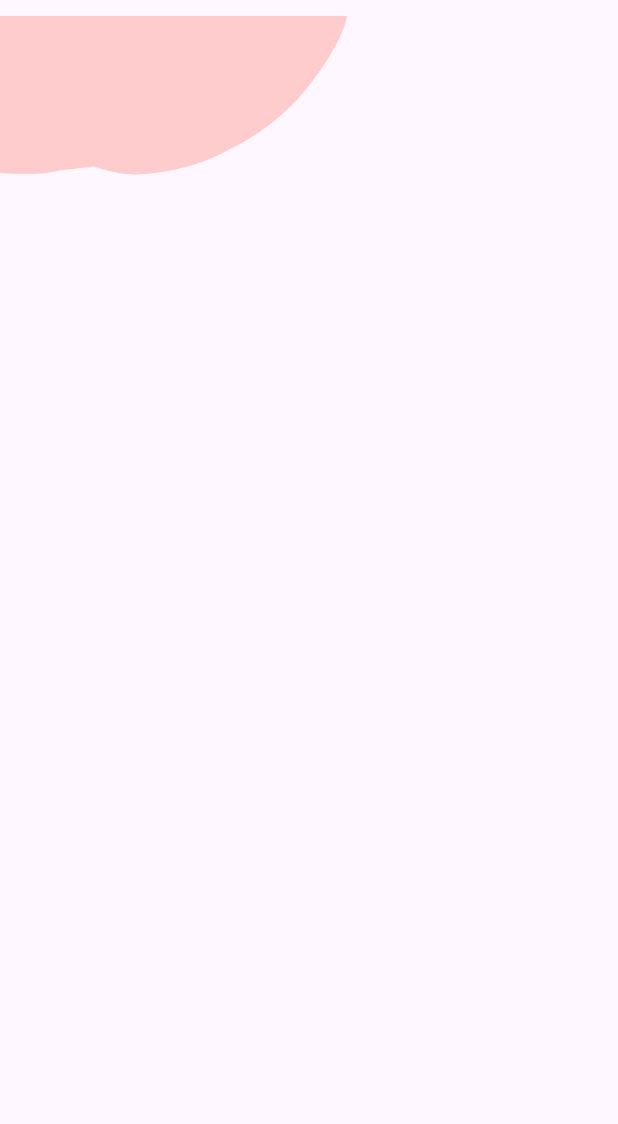
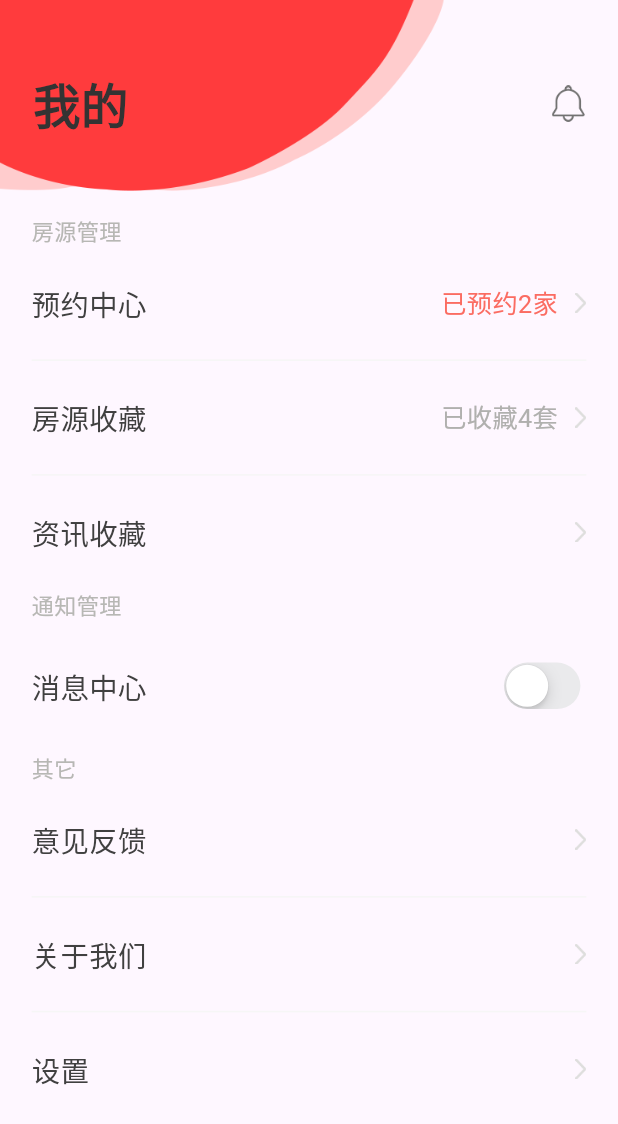
Before and after one commit to aka-zoe/starfish_app, a Flutter app: the MinePage screen opened directly, on a phone screen of 412 x 824 dp. Shown: the top 1124 px of the screen. Run offline on Flutter 3.47's test engine with Material 3 defaults, Android fonts, the phone set to English and light mode, and no system bars; drawn by our look-alikes of oktoast; our stand-ins replace cached_network_image, dio, flutter_html, flutter_screenutil, flutter_swiper_view, plugin_platform_interface and 2 more; missing offline and left inert: flutter_inappwebview; network calls fail.

Commit message:
feat - 1

```diff
--- a/starfish_app/lib/http/socket/socket_resp.dart
+++ b/starfish_app/lib/http/socket/socket_resp.dart
@@ -10,7 +10,7 @@ class SocketResp {
   });
 
   SocketResp.fromJson(dynamic json) {
-    if(json is Map){
+    if (json != null && json is Map) {
       code = json['code'];
       message = json['message'];
       body = json['body'];
@@ -19,7 +19,7 @@ class SocketResp {
 
   num? code;
   String? message;
-  String? body;
+  dynamic body;
 
   Map<String, dynamic> toJson() {
     final map = <String, dynamic>{};
--- a/starfish_app/lib/http/socket/web_socket_instance.dart
+++ b/starfish_app/lib/http/socket/web_socket_instance.dart
@@ -12,7 +12,7 @@ class WebSocketInstance {
 
   void connectSocket() {
     socketChannel =
-        WebSocketChannel.connect(Uri.parse("ws://172.25.12.108:9900/api/websocket/99999"));
+        WebSocketChannel.connect(Uri.parse("ws://172.25.12.108:9025/api/websocket/12345678"));
     var stream = socketChannel?.stream;
     stream?.listen((event) {
       print("WebSocketInstance event=$event");
@@ -21,6 +21,8 @@ class WebSocketInstance {
         var socketResp = SocketResp.fromJson(jsonDecode(event));
         if (socketResp.code?.toInt() == 333) {
           sendMessage(event);
+        }else if(socketResp.code?.toInt() == 666){
+
         }
       } catch (e) {
         print("WebSocketInstance e=$e");
--- a/starfish_app/lib/pages/house_res/house_resource_page.dart
+++ b/starfish_app/lib/pages/house_res/house_resource_page.dart
@@ -39,6 +39,7 @@ class _HouseResourcePageState extends State<HouseResourcePage> {
           return _resourceVm;
         },
         child: Scaffold(
+          backgroundColor: Colors.white,
             body: SafeArea(
           child: Padding(
             padding: EdgeInsets.symmetric(horizontal: 14.w),
--- a/starfish_app/lib/pages/mine/mine_page.dart
+++ b/starfish_app/lib/pages/mine/mine_page.dart
@@ -2,6 +2,8 @@ import 'package:flutter/cupertino.dart';
 import 'package:flutter/material.dart';
 import 'package:flutter_screenutil/flutter_screenutil.dart';
 import 'package:starfish_tenement_app/common_ui/title/app_title.dart';
+import 'package:starfish_tenement_app/pages/login/login_page.dart';
+import 'package:starfish_tenement_app/route/route_utils.dart';
 import 'package:starfish_tenement_app/styles/app_colors.dart';
 
 class MinePage extends StatefulWidget {
@@ -12,48 +14,155 @@ class MinePage extends StatefulWidget {
 }
 
 class _MinePageState extends State<MinePage> {
+  bool switchValue = false;
+
   @override
   Widget build(BuildContext context) {
     return Scaffold(
       body: SafeArea(
         child: Column(
+          crossAxisAlignment: CrossAxisAlignment.start,
+          mainAxisAlignment: MainAxisAlignment.start,
           children: [
-            Image.asset("assets/images/icon_mine_bg_01.png",
-                height: 121.h, width: 220.w),
-            // _header()
+            _header(onMessageTap: (){
+              RouteUtils.push(context, LoginPage());
+            }),
+            15.verticalSpace,
+            Padding(
+                padding: EdgeInsets.only(left: 20.w, right: 20.w),
+                child: Column(
+                    crossAxisAlignment: CrossAxisAlignment.start,
+                    mainAxisAlignment: MainAxisAlignment.start,
+                    children: [
+                      AppText(
+                        text: "房源管理",
+                        textColor: const Color(0xFFb7b7b4),
+                        fontSize: 14.sp,
+                      ),
+                      _mineItemWidget(
+                          title: "预约中心",
+                          subtitle: "已预约2家",
+                          subTitleColor: AppColors.textColor62,
+                          showBottomLine: true,
+                          onItemTap: () {}),
+                      _mineItemWidget(
+                          title: "房源收藏",
+                          subtitle: "已收藏4套",
+                          subTitleColor: AppColors.textColorAE,
+                          showBottomLine: true),
+                      _mineItemWidget(title: "资讯收藏", onItemTap: () {}),
+                      AppText(
+                        text: "通知管理",
+                        textColor: const Color(0xFFb7b7b4),
+                        fontSize: 14.sp,
+                      ),
+                      _mineItemWidget(
+                          title: "消息中心",
+                          showSwitch: true,
+                          switchValue: switchValue,
+                          switchCallback: (value) {
+                            switchValue = value;
+                            setState(() {});
+                          }),
+                      AppText(
+                        text: "其它",
+                        textColor: const Color(0xFFb7b7b4),
+                        fontSize: 14.sp,
+                      ),
+                      _mineItemWidget(title: "意见反馈", showBottomLine: true, onItemTap: () {}),
+                      _mineItemWidget(title: "关于我们", showBottomLine: true, onItemTap: () {}),
+                      _mineItemWidget(title: "设置", onItemTap: () {}),
+                    ]))
           ],
         ),
       ),
     );
   }
 
-  Widget _header() {
-    return Container(
+  ///头布局
+  Widget _header({GestureTapCallback? onMessageTap}) {
+    return SizedBox(
+        width: double.infinity,
         height: 121.h,
+        child: Stack(children: [
+          //红色背景色块
+          Container(
+              width: double.infinity,
+              height: 121.h,
+              padding: EdgeInsets.only(right: 110.w),
               child: Stack(
                 children: [
+                  Image.asset("assets/images/icon_mine_bg_01.png",
+                      fit: BoxFit.fill, height: double.infinity, width: double.infinity),
                   Padding(
-                padding: EdgeInsets.only(right: 110.w),
-                child: Image.asset("assets/images/icon_mine_bg_01.png",
-                    height: double.infinity, width: double.infinity)),
-            Padding(
-                padding: EdgeInsets.only(right: 129.w),
+                      padding: EdgeInsets.only(right: 19.w),
                       child: Image.asset("assets/images/icon_mine_bg_02.png",
-                    height: double.infinity, width: double.infinity)),
-            Padding(
-                padding: EdgeInsets.only(left: 21.w, right: 21.w, bottom: 34.h),
-                child: Row(
+                          fit: BoxFit.fill, height: double.infinity, width: double.infinity))
+                ],
+              )),
+          //文字和消息按钮
+          Column(children: [
+            const Expanded(child: SizedBox()),
+            Row(
               children: [
+                21.horizontalSpace,
                 AppText(
                     text: "我的",
                     fontSize: 30.sp,
                     fontWeight: FontWeight.w600,
                     textColor: AppColors.textColor33),
-                    Expanded(child: SizedBox()),
-                    Image.asset("assets/images/icon_mine_lingdang.png", width: 21.w, height: 23.h)
+                const Expanded(child: SizedBox()),
+                GestureDetector(
+                    onTap: onMessageTap,
+                    child: Image.asset("assets/images/icon_mine_lingdang.png",
+                        width: 21.w, height: 23.h)),
+                21.horizontalSpace
               ],
-                ))
+            ),
+            34.verticalSpace,
+          ]),
+        ]));
+  }
+
+  Widget _mineItemWidget(
+      {String? title,
+      String? subtitle,
+      Color? subTitleColor,
+      bool? showSwitch,
+      bool? switchValue,
+      ValueChanged<bool>? switchCallback,
+      GestureTapCallback? onItemTap,
+      bool? showBottomLine}) {
+    return GestureDetector(
+        onTap: onItemTap,
+        child: Container(
+          decoration: showBottomLine == true
+              ? BoxDecoration(
+                  border: Border(bottom: BorderSide(color: AppColors.textColorF6, width: 1.h)))
+              : null,
+          padding: EdgeInsets.only(top: 23.h, bottom: 23.h),
+          child: Row(
+            children: [
+              //标题
+              AppText(text: title ?? "", textColor: AppColors.textColor40, fontSize: 18.sp),
+              const Expanded(child: SizedBox()),
+              //副标题，为空就不显示
+              AppText(text: subtitle ?? "", textColor: subTitleColor, fontSize: 16.sp),
+              11.horizontalSpace,
+
+              //是否显示开关组件还是箭头组件
+              showSwitch == true
+                  ? CupertinoSwitch(
+                      value: switchValue ?? false,
+                      onChanged: switchCallback,
+                      activeColor: const Color(0xffeaeaec),
+                      trackColor: const Color(0xffeaeaec),
+                      thumbColor: Colors.white,
+                    )
+                  : Image.asset("assets/images/icon_right_arrow_grey.png",
+                      width: 7.w, height: 13.h, fit: BoxFit.fill)
             ],
+          ),
         ));
   }
 }
--- a/starfish_app/lib/route/routes.dart
+++ b/starfish_app/lib/route/routes.dart
@@ -1,5 +1,6 @@
 import 'package:flutter/cupertino.dart';
 import 'package:flutter/material.dart';
+import 'package:starfish_tenement_app/pages/login/login_page.dart';
 import 'package:starfish_tenement_app/pages/news_type/news_type_page.dart';
 
 import '../pages/tab_page.dart';
@@ -14,6 +15,9 @@ class Routes {
       //资讯分类页
       case RoutePath.newsTypePage:
         return pageRoute(const NewsTypePage(), settings: settings);
+      //登录页
+      case RoutePath.login:
+        return pageRoute(const LoginPage(), settings: settings);
     }
     return MaterialPageRoute(
         builder: (context) =>
--- a/starfish_app/lib/styles/app_colors.dart
+++ b/starfish_app/lib/styles/app_colors.dart
@@ -44,6 +44,10 @@ class AppColors {
   static const textColorC0 = Color(0xFFc1c1c0);
   static const textColor9A = Color(0xFF9c9c9a);
   static const textColorB7 = Color(0xFFb7b7b7);
+  static const textColor40 = Color(0xFF404040);
+  static const textColorF6 = Color(0xFFf6f6f6);
+  static const textColor62 = Color(0xFFfb6c62);
+  static const textColorAE = Color(0xFFb0b0ae);
   static const textRedColor39 = Color(0xFFff3739);
   static const textRedColor6d = Color(0xFFff6c6d);
   static const textRedColor3D = Color(0xFFff3b3d);
```
Also changed, not shown: starfish_app/lib/common_ui/buttons/red_button.dart (+7 -1 lines), starfish_app/lib/pages/house_res/detail/house_res_detail_page.dart (added, +28 -0 lines), starfish_app/lib/pages/login/login_page.dart (added, +108 -0 lines), starfish_app/assets/images/bg_login_image.png (added), starfish_app/assets/images/icon_house_detail_close.png (added), starfish_app/assets/images/icon_house_detail_collect.png (added), starfish_app/assets/images/icon_house_detail_share.png (added), starfish_app/assets/images/icon_login_arrow.png (added), 2 other files. Lines whose indentation alone changed are shown as unchanged.
